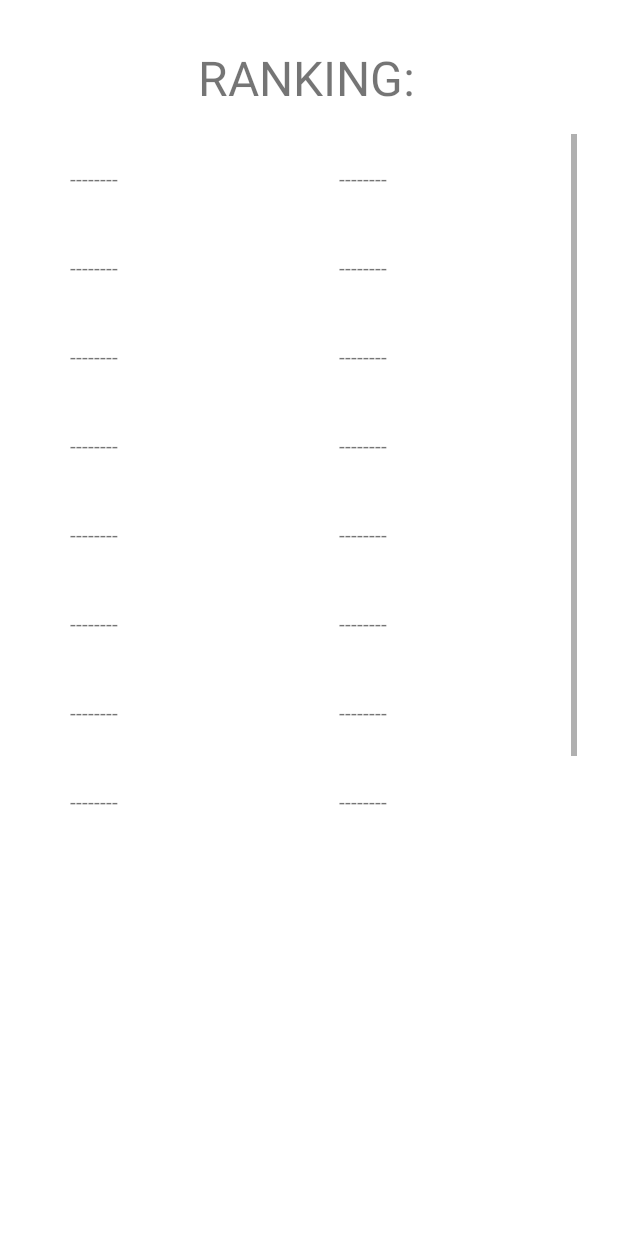
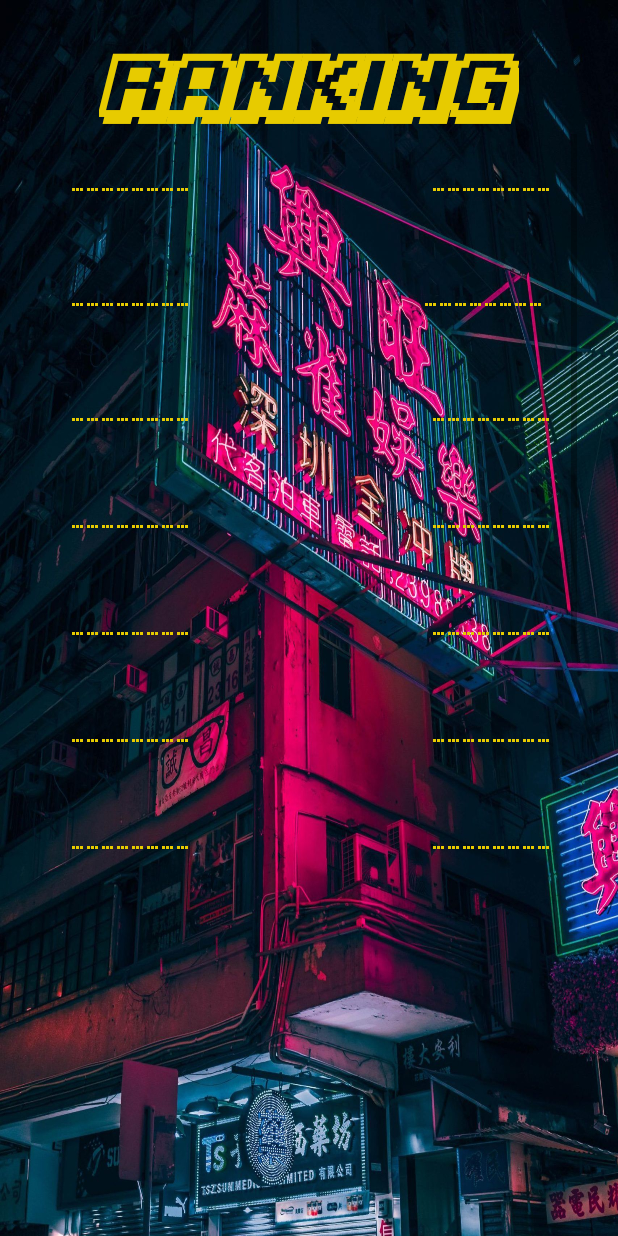
Before and after one commit to JaviAlexSoria2021/Stonks_final, an Android app: the Ranking1 screen opened directly, with no data from a screen before it, on a phone screen of 412 x 824 dp. Run offline under Robolectric (Android 15) with nearby library versions, the phone set to English and light mode, and no system bars; our stand-ins replace Firebase (no records; nobody signed in at launch, a user with empty details on screens opened directly).

Commit message:
Rank-font

```diff
--- a/app/src/main/res/layout/activity_ranking1.xml
+++ b/app/src/main/res/layout/activity_ranking1.xml
@@ -6,16 +6,22 @@
     android:layout_height="match_parent"
     android:orientation="vertical"
     tools:context=".Ranking1"
+    android:background="@drawable/ranking"
     >
 
     <TextView
         android:id="@+id/tvRanking"
         android:layout_width="wrap_content"
         android:layout_height="wrap_content"
+        android:layout_alignParentTop="true"
+        android:layout_centerHorizontal="true"
         android:layout_marginLeft="132dp"
         android:layout_marginTop="30dp"
+        android:fontFamily="@font/ka1"
         android:text="RANKING:"
-        android:textSize="32sp" />
+        android:textColor="@color/textranking"
+        android:textSize="48sp"
+        android:textStyle="italic" />
 
     <ScrollView
         android:layout_width="358dp"
@@ -39,6 +45,9 @@
                 android:layout_height="match_parent"
                 android:padding="20dp"
                 android:text=""
+                android:fontFamily="@font/pixel"
+                android:textColor="@color/textranking"
+                android:textSize="25dp"
                 app:layout_column="0"
                 app:layout_row="0" />
 
@@ -48,6 +57,10 @@
                 android:layout_height="wrap_content"
                 android:padding="20dp"
                 android:text=""
+                android:textAlignment="textEnd"
+                android:fontFamily="@font/pixel"
+                android:textColor="@color/textranking"
+                android:textSize="25dp"
                 app:layout_column="1"
                 app:layout_row="0" />
 
@@ -57,6 +70,9 @@
                 android:layout_height="match_parent"
                 android:padding="20dp"
                 android:text=""
+                android:fontFamily="@font/pixel"
+                android:textColor="@color/textranking"
+                android:textSize="25dp"
                 app:layout_column="0"
                 app:layout_row="0" />
 
@@ -64,8 +80,12 @@
                 android:id="@+id/tvScore2"
                 android:layout_width="181dp"
                 android:layout_height="wrap_content"
-                android:padding="20dp"
+                android:padding="25dp"
                 android:text=""
+                android:textAlignment="textEnd"
+                android:fontFamily="@font/pixel"
+                android:textColor="@color/textranking"
+                android:textSize="25dp"
                 app:layout_column="1"
                 app:layout_row="0" />
             <TextView
@@ -74,6 +94,9 @@
                 android:layout_height="match_parent"
                 android:padding="20dp"
                 android:text=""
+                android:fontFamily="@font/pixel"
+                android:textColor="@color/textranking"
+                android:textSize="25dp"
                 app:layout_column="0"
                 app:layout_row="0" />
 
@@ -83,6 +106,10 @@
                 android:layout_height="wrap_content"
                 android:padding="20dp"
                 android:text=""
+                android:fontFamily="@font/pixel"
+                android:textAlignment="textEnd"
+                android:textColor="@color/textranking"
+                android:textSize="25dp"
                 app:layout_column="1"
                 app:layout_row="0" />
             <TextView
@@ -91,6 +118,9 @@
                 android:layout_height="match_parent"
                 android:padding="20dp"
                 android:text=""
+                android:fontFamily="@font/pixel"
+                android:textColor="@color/textranking"
+                android:textSize="25dp"
                 app:layout_column="0"
                 app:layout_row="0" />
 
@@ -100,6 +130,10 @@
                 android:layout_height="wrap_content"
                 android:padding="20dp"
                 android:text=""
+                android:textAlignment="textEnd"
+                android:fontFamily="@font/pixel"
+                android:textColor="@color/textranking"
+                android:textSize="25dp"
                 app:layout_column="1"
                 app:layout_row="0" />
             <TextView
@@ -108,6 +142,9 @@
                 android:layout_height="match_parent"
                 android:padding="20dp"
                 android:text=""
+                android:fontFamily="@font/pixel"
+                android:textColor="@color/textranking"
+                android:textSize="25dp"
                 app:layout_column="0"
                 app:layout_row="0" />
 
@@ -117,6 +154,10 @@
                 android:layout_height="wrap_content"
                 android:padding="20dp"
                 android:text=""
+                android:textAlignment="textEnd"
+                android:fontFamily="@font/pixel"
+                android:textColor="@color/textranking"
+                android:textSize="25dp"
                 app:layout_column="1"
                 app:layout_row="0" />
             <TextView
@@ -125,6 +166,9 @@
                 android:layout_height="match_parent"
                 android:padding="20dp"
                 android:text=""
+                android:fontFamily="@font/pixel"
+                android:textColor="@color/textranking"
+                android:textSize="25dp"
                 app:layout_column="0"
                 app:layout_row="0" />
 
@@ -134,6 +178,10 @@
                 android:layout_height="wrap_content"
                 android:padding="20dp"
                 android:text=""
+                android:textAlignment="textEnd"
+                android:fontFamily="@font/pixel"
+                android:textColor="@color/textranking"
+                android:textSize="25dp"
                 app:layout_column="1"
                 app:layout_row="0" />
             <TextView
@@ -142,6 +190,9 @@
                 android:layout_height="match_parent"
                 android:padding="20dp"
                 android:text=""
+                android:fontFamily="@font/pixel"
+                android:textColor="@color/textranking"
+                android:textSize="25dp"
                 app:layout_column="0"
                 app:layout_row="0" />
 
@@ -151,6 +202,10 @@
                 android:layout_height="wrap_content"
                 android:padding="20dp"
                 android:text=""
+                android:textAlignment="textEnd"
+                android:fontFamily="@font/pixel"
+                android:textColor="@color/textranking"
+                android:textSize="25dp"
                 app:layout_column="1"
                 app:layout_row="0" />
             <TextView
@@ -159,6 +214,9 @@
                 android:layout_height="match_parent"
                 android:padding="20dp"
                 android:text=""
+                android:fontFamily="@font/pixel"
+                android:textColor="@color/textranking"
+                android:textSize="25dp"
                 app:layout_column="0"
                 app:layout_row="0" />
 
@@ -167,7 +225,11 @@
                 android:layout_width="181dp"
                 android:layout_height="wrap_content"
                 android:padding="20dp"
+                android:textAlignment="textEnd"
                 android:text=""
+                android:fontFamily="@font/pixel"
+                android:textColor="@color/textranking"
+                android:textSize="25dp"
                 app:layout_column="1"
                 app:layout_row="0" />
             <TextView
@@ -176,6 +238,9 @@
                 android:layout_height="match_parent"
                 android:padding="20dp"
                 android:text=""
+                android:fontFamily="@font/pixel"
+                android:textColor="@color/textranking"
+                android:textSize="25dp"
                 app:layout_column="0"
                 app:layout_row="0" />
 
@@ -185,6 +250,10 @@
                 android:layout_height="wrap_content"
                 android:padding="20dp"
                 android:text=""
+                android:textAlignment="textEnd"
+                android:fontFamily="@font/pixel"
+                android:textColor="@color/textranking"
+                android:textSize="25dp"
                 app:layout_column="1"
                 app:layout_row="0" />
             <TextView
@@ -193,6 +262,9 @@
                 android:layout_height="match_parent"
                 android:padding="20dp"
                 android:text=""
+                android:textColor="@color/textranking"
+                android:textSize="25dp"
+                android:fontFamily="@font/pixel"
                 app:layout_column="0"
                 app:layout_row="0" />
 
@@ -202,6 +274,10 @@
                 android:layout_height="wrap_content"
                 android:padding="20dp"
                 android:text=""
+                android:textAlignment="textEnd"
+                android:fontFamily="@font/pixel"
+                android:textColor="@color/textranking"
+                android:textSize="25dp"
                 app:layout_column="1"
                 app:layout_row="0" />
         </GridLayout>
--- a/app/src/main/res/values/colors.xml
+++ b/app/src/main/res/values/colors.xml
@@ -10,4 +10,5 @@
     <color name="colorGreen">#6BD63D</color>
     <color name="textColor">#FFFFFFFF</color>
     <color name="textcolorDetalle">#D489F8</color>
+    <color name="textranking">#E7CB00</color>
 </resources>
```
Also changed, not shown: app/src/main/res/drawable-v24/fondoranking.jpg (added), app/src/main/res/drawable-v24/ranking.jpg (added), app/src/main/res/font/ka1.ttf (added), app/src/main/res/font/pixel.ttf (added), app/src/main/res/font/sweetchilidemo.ttf (added).
